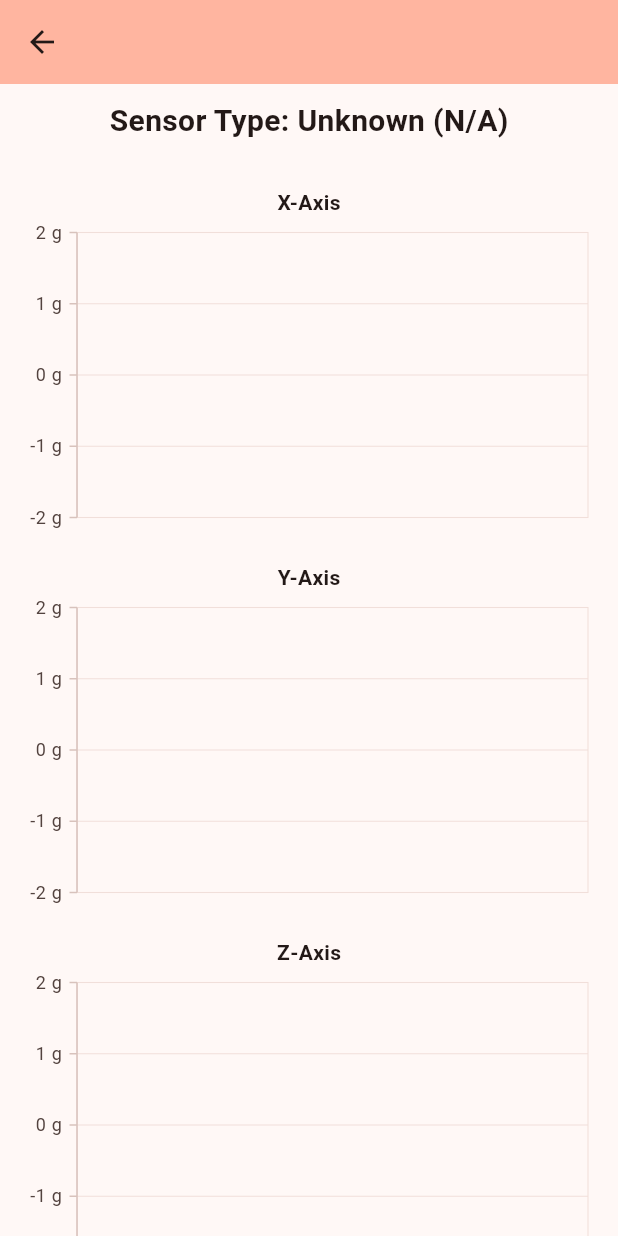
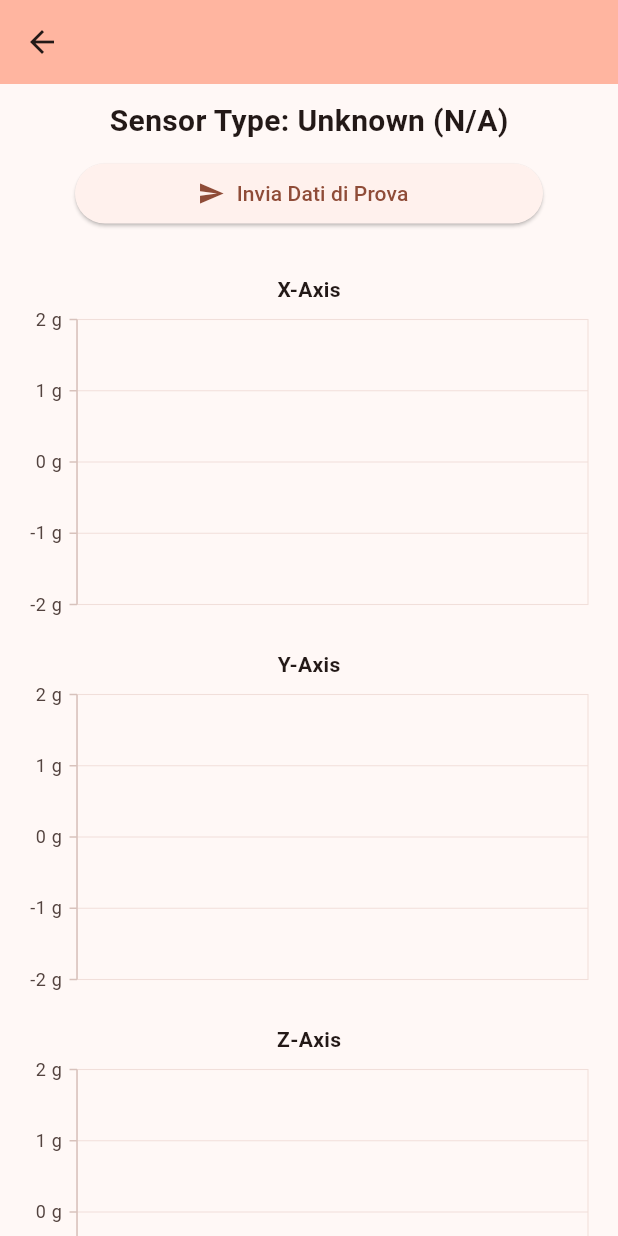
Before and after one commit to X3T4K/SWDP_AppProject, a Flutter app: the HomePage screen opened directly with empty values, on a phone screen of 412 x 824 dp. Run offline on Flutter 3.47's test engine with Material 3 defaults, Android fonts, the phone set to English and light mode, and no system bars; our stand-ins replace permission_handler, syncfusion_flutter_charts; missing offline and left inert: flutter_reactive_ble.

Commit message:
Test Button Update

```diff
--- a/lib/connection/connection_page.dart
+++ b/lib/connection/connection_page.dart
@@ -229,7 +229,7 @@ class _ConnectionPageState extends State<ConnectionPage> {
       debugPrint("Raw packet: ${packet.length} bytes --> $packet ");
 
       if ((packetBuffer.length + packet.length) / fixedPacketLength < 1) {
-        debugPrint("pacchetto sburro: ${packet.length}");
+        debugPrint("pacchetto burro: ${packet.length}");
       } else {
         packetBuffer.addAll(packet);
         int numPacketsReceived = (packetBuffer.length / fixedPacketLength).floor();
--- a/lib/home_page.dart
+++ b/lib/home_page.dart
@@ -42,6 +42,9 @@ class _HomePageState extends State<HomePage> {
     _dataSubscription = widget.stream.controller.stream.listen((data) {
       _parsePacket(data);
     });
+
+
+
   }
 
   void _parsePacket(List<int> packet) {
@@ -115,7 +118,16 @@ class _HomePageState extends State<HomePage> {
               style: const TextStyle(fontSize: 20, fontWeight: FontWeight.bold),
             ),
           ),
-          SizedBox(height: 20),
+          const SizedBox(height: 10),
+          Padding(
+            padding: const EdgeInsets.symmetric(horizontal: 50),
+            child: ElevatedButton.icon(
+              onPressed: sendMyData,
+              icon: const Icon(Icons.send),
+              label: const Text('Invia Dati di Prova'),
+            ),
+          ),
+          const SizedBox(height: 20),
 
           _buildChart(
             "X-Axis",
@@ -182,4 +194,10 @@ class _HomePageState extends State<HomePage> {
       ),
     );
   }
+
+  void sendMyData (){
+    List<int> iMieiDati = [123, 65, 66, 67, 125]; // Esempio: {ABC}
+    widget.stream.controllerSend.sink.add(iMieiDati);
+  }
+
 }
```
